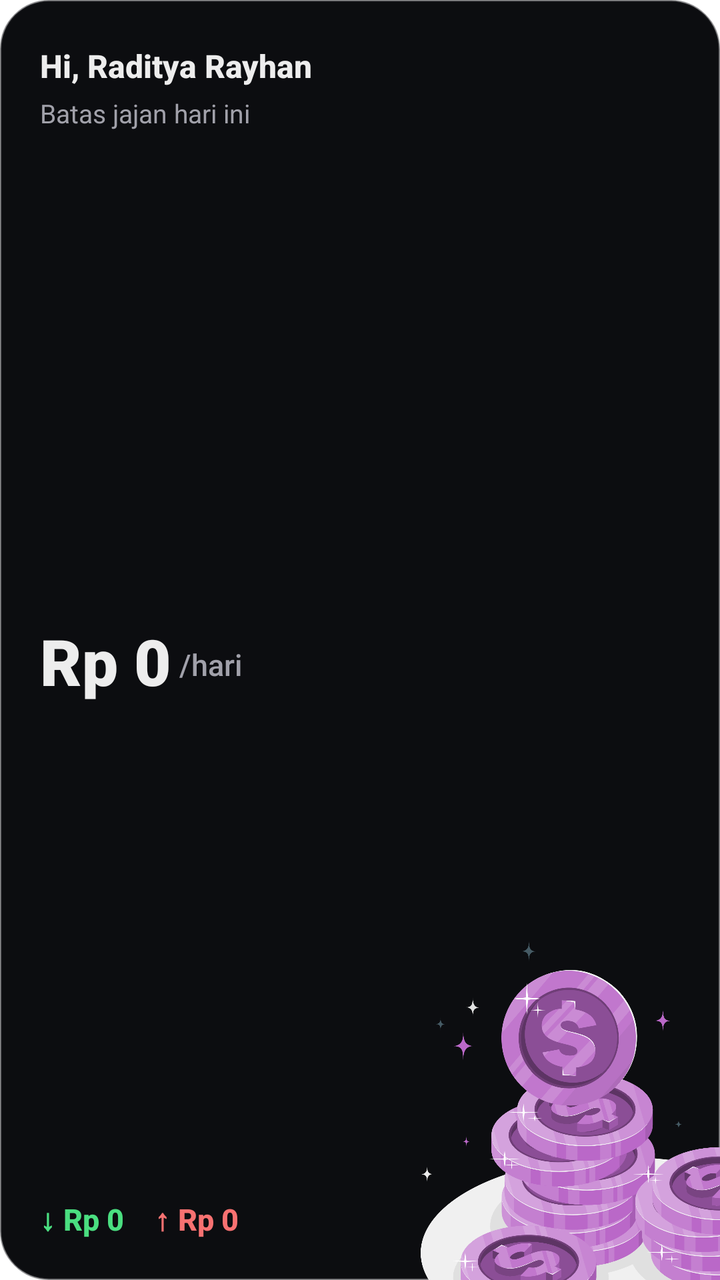
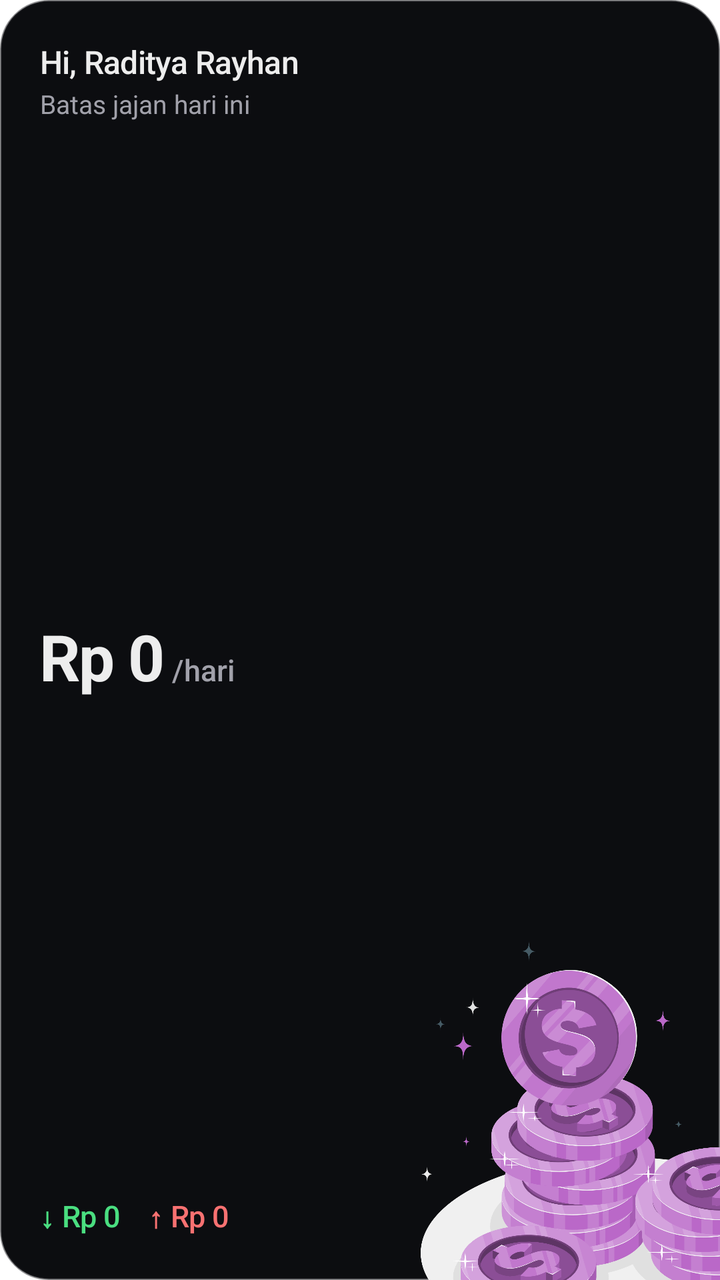

Two renders of the same Android screen: before a commit and after it. Below are the layout's source before the change and the commit's diff.
<!-- AndroidManifest.xml: fallback theme Theme.MaterialComponents.DayNight.NoActionBar -->
<!-- res/layout/widget_jajan_4x2.xml -->
<FrameLayout xmlns:android="http://schemas.android.com/apk/res/android"
    android:id="@+id/widget_4x2_container"
    android:layout_width="match_parent"
    android:layout_height="match_parent"
    android:background="@drawable/bg_widget_dark_4x2">

    
    <ImageView
        android:id="@+id/iv_widget_coins"
        android:layout_width="160dp"
        android:layout_height="match_parent"
        android:layout_gravity="end|bottom"
        android:contentDescription="Coins Illustration"
        android:scaleType="fitEnd"
        android:src="@drawable/coins_illustration" />

    
    <LinearLayout
        android:layout_width="match_parent"
        android:layout_height="match_parent"
        android:orientation="vertical"
        android:paddingStart="20dp"
        android:paddingEnd="20dp"
        android:paddingTop="22dp"
        android:paddingBottom="20dp">

        
        <LinearLayout
            android:layout_width="match_parent"
            android:layout_height="wrap_content"
            android:orientation="vertical">

            <TextView
                android:id="@+id/tv_widget_greeting"
                android:layout_width="wrap_content"
                android:layout_height="wrap_content"
                android:fontFamily="sans-serif-medium"
                android:text="Hi, Raditya Rayhan"
                android:textColor="#EDEDED"
                android:textSize="16sp"
                android:textStyle="bold" />

            <TextView
                android:id="@+id/tv_widget_subtitle"
                android:layout_width="wrap_content"
                android:layout_height="wrap_content"
                android:layout_marginTop="4dp"
                android:fontFamily="sans-serif"
                android:text="Batas jajan hari ini"
                android:textColor="#A1A1AA"
                android:textSize="13sp" />
        </LinearLayout>

        
        <LinearLayout
            android:layout_width="match_parent"
            android:layout_height="0dp"
            android:layout_weight="1"
            android:gravity="center_vertical"
            android:orientation="horizontal">

            <TextView
                android:id="@+id/tv_widget_daily_amount"
                android:layout_width="wrap_content"
                android:layout_height="wrap_content"
                android:fontFamily="sans-serif-black"
                android:includeFontPadding="false"
                android:text="Rp 0"
                android:textColor="#EDEDED"
                android:textSize="32sp"
                android:textStyle="bold" />

            <TextView
                android:id="@+id/tv_widget_daily_unit"
                android:layout_width="wrap_content"
                android:layout_height="wrap_content"
                android:layout_marginStart="4dp"
                android:fontFamily="sans-serif-medium"
                android:text="/hari"
                android:textColor="#A1A1AA"
                android:textSize="15sp" />
        </LinearLayout>

        
        <LinearLayout
            android:layout_width="match_parent"
            android:layout_height="wrap_content"
            android:gravity="center_vertical"
            android:orientation="horizontal">

            
            <LinearLayout
                android:layout_width="wrap_content"
                android:layout_height="wrap_content"
                android:gravity="center_vertical"
                android:orientation="horizontal">

                <TextView
                    android:layout_width="wrap_content"
                    android:layout_height="wrap_content"
                    android:text="↓"
                    android:textColor="#4ADE80"
                    android:textSize="15sp"
                    android:textStyle="bold" />

                <TextView
                    android:id="@+id/tv_widget_remaining"
                    android:layout_width="wrap_content"
                    android:layout_height="wrap_content"
                    android:layout_marginStart="4dp"
                    android:fontFamily="sans-serif-medium"
                    android:text="Rp 0"
                    android:textColor="#4ADE80"
                    android:textSize="15sp"
                    android:textStyle="bold" />
            </LinearLayout>

            
            <TextView
                android:layout_width="wrap_content"
                android:layout_height="wrap_content"
                android:layout_marginStart="12dp"
                android:text=" " />

            
            <LinearLayout
                android:layout_width="wrap_content"
                android:layout_height="wrap_content"
                android:gravity="center_vertical"
                android:orientation="horizontal">

                <TextView
                    android:layout_width="wrap_content"
                    android:layout_height="wrap_content"
                    android:text="↑"
                    android:textColor="#F87171"
                    android:textSize="15sp"
                    android:textStyle="bold" />

                <TextView
                    android:id="@+id/tv_widget_spent"
                    android:layout_width="wrap_content"
                    android:layout_height="wrap_content"
                    android:layout_marginStart="4dp"
                    android:fontFamily="sans-serif-medium"
                    android:text="Rp 0"
                    android:textColor="#F87171"
                    android:textSize="15sp"
                    android:textStyle="bold" />
            </LinearLayout>
        </LinearLayout>

    </LinearLayout>

</FrameLayout>
<!-- resources referenced by this layout -->
<resources>
  <!-- drawable bg_widget_dark_4x2 (drawable) -->
  <?xml version="1.0" encoding="utf-8"?>
  <shape xmlns:android="http://schemas.android.com/apk/res/android"
      android:shape="rectangle">
      <solid android:color="#0C0D10" />
      <corners android:radius="24dp" />
      <stroke
          android:width="1dp"
          android:color="#8027272A" />
  </shape>
  <!-- drawable coins_illustration: png bitmap (drawable, 290817 bytes) -->
</resources>

<!-- the commit's change to res/layout/widget_jajan_4x2.xml (unified diff, before → after) -->
@@ -22,7 +22,7 @@
         android:paddingStart="20dp"
         android:paddingEnd="20dp"
         android:paddingTop="22dp"
-        android:paddingBottom="20dp">
+        android:paddingBottom="22dp">
 
         
         <LinearLayout
@@ -35,10 +35,11 @@
                 android:layout_width="wrap_content"
                 android:layout_height="wrap_content"
                 android:fontFamily="sans-serif-medium"
+                android:includeFontPadding="false"
+                android:letterSpacing="-0.015"
                 android:text="Hi, Raditya Rayhan"
                 android:textColor="#EDEDED"
-                android:textSize="16sp"
-                android:textStyle="bold" />
+                android:textSize="16sp" />
 
             <TextView
                 android:id="@+id/tv_widget_subtitle"
@@ -46,6 +47,7 @@
                 android:layout_height="wrap_content"
                 android:layout_marginTop="4dp"
                 android:fontFamily="sans-serif"
+                android:includeFontPadding="false"
                 android:text="Batas jajan hari ini"
                 android:textColor="#A1A1AA"
                 android:textSize="13sp" />
@@ -59,26 +61,35 @@
             android:gravity="center_vertical"
             android:orientation="horizontal">
 
-            <TextView
-                android:id="@+id/tv_widget_daily_amount"
+            <LinearLayout
                 android:layout_width="wrap_content"
                 android:layout_height="wrap_content"
-                android:fontFamily="sans-serif-black"
-                android:includeFontPadding="false"
-                android:text="Rp 0"
-                android:textColor="#EDEDED"
-                android:textSize="32sp"
-                android:textStyle="bold" />
+                android:baselineAligned="true"
+                android:orientation="horizontal">
 
-            <TextView
-                android:id="@+id/tv_widget_daily_unit"
-                android:layout_width="wrap_content"
-                android:layout_height="wrap_content"
-                android:layout_marginStart="4dp"
-                android:fontFamily="sans-serif-medium"
-                android:text="/hari"
-                android:textColor="#A1A1AA"
-                android:textSize="15sp" />
+                <TextView
+                    android:id="@+id/tv_widget_daily_amount"
+                    android:layout_width="wrap_content"
+                    android:layout_height="wrap_content"
+                    android:fontFamily="sans-serif"
+                    android:includeFontPadding="false"
+                    android:letterSpacing="-0.025"
+                    android:text="Rp 0"
+                    android:textColor="#EDEDED"
+                    android:textSize="32sp"
+                    android:textStyle="bold" />
+
+                <TextView
+                    android:id="@+id/tv_widget_daily_unit"
+                    android:layout_width="wrap_content"
+                    android:layout_height="wrap_content"
+                    android:layout_marginStart="4dp"
+                    android:fontFamily="sans-serif-medium"
+                    android:includeFontPadding="false"
+                    android:text="/hari"
+                    android:textColor="#A1A1AA"
+                    android:textSize="15sp" />
+            </LinearLayout>
         </LinearLayout>
 
         
@@ -98,9 +109,10 @@
                 <TextView
                     android:layout_width="wrap_content"
                     android:layout_height="wrap_content"
+                    android:includeFontPadding="false"
                     android:text="↓"
                     android:textColor="#4ADE80"
-                    android:textSize="15sp"
+                    android:textSize="14sp"
                     android:textStyle="bold" />
 
                 <TextView
@@ -109,32 +121,28 @@
                     android:layout_height="wrap_content"
                     android:layout_marginStart="4dp"
                     android:fontFamily="sans-serif-medium"
+                    android:includeFontPadding="false"
+                    android:letterSpacing="-0.012"
                     android:text="Rp 0"
                     android:textColor="#4ADE80"
-                    android:textSize="15sp"
-                    android:textStyle="bold" />
+                    android:textSize="15sp" />
             </LinearLayout>
-
-            
-            <TextView
-                android:layout_width="wrap_content"
-                android:layout_height="wrap_content"
-                android:layout_marginStart="12dp"
-                android:text=" " />
 
             
             <LinearLayout
                 android:layout_width="wrap_content"
                 android:layout_height="wrap_content"
+                android:layout_marginStart="14dp"
                 android:gravity="center_vertical"
                 android:orientation="horizontal">
 
                 <TextView
                     android:layout_width="wrap_content"
                     android:layout_height="wrap_content"
+                    android:includeFontPadding="false"
                     android:text="↑"
                     android:textColor="#F87171"
-                    android:textSize="15sp"
+                    android:textSize="14sp"
                     android:textStyle="bold" />
 
                 <TextView
@@ -143,10 +151,11 @@
                     android:layout_height="wrap_content"
                     android:layout_marginStart="4dp"
                     android:fontFamily="sans-serif-medium"
+                    android:includeFontPadding="false"
+                    android:letterSpacing="-0.012"
                     android:text="Rp 0"
                     android:textColor="#F87171"
-                    android:textSize="15sp"
-                    android:textStyle="bold" />
+                    android:textSize="15sp" />
             </LinearLayout>
         </LinearLayout>
 
